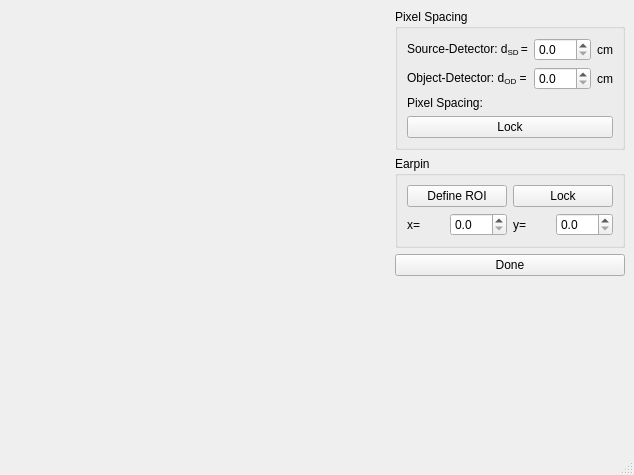
This is Backend/Landmark.ui in jo-mueller/RadiAiDD as Qt 5 draws it before an edit. The edited form follows.
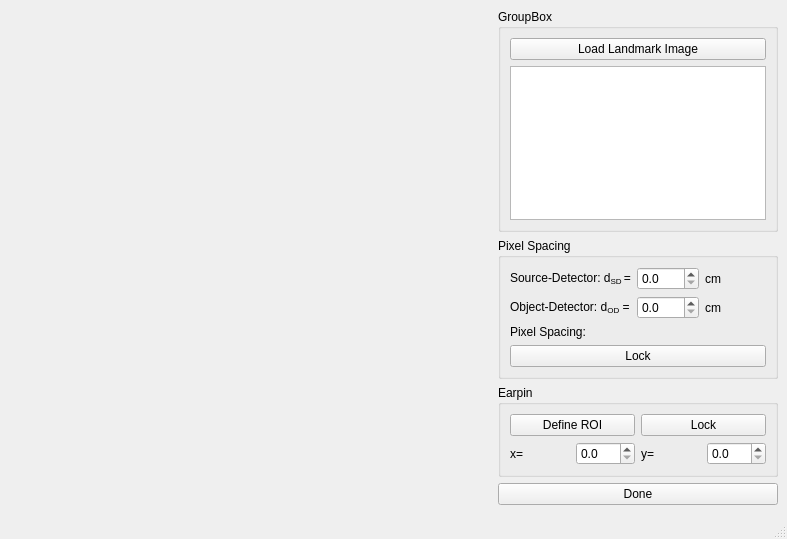
This is the edited form. Custom widgets are drawn as their Qt base class.

Commit message: - Remove cropping for radiography images, removing all functionality that using the field limits variables - Display Isocenter radiography in main window with same displays as landmark radiography - Adjust Crosshair functionality so it's displayed properly (storing list of multiple crosshairs to manage same crosshairs in different canvases easily)

Patch:
```diff
--- a/Backend/Landmark.ui
+++ b/Backend/Landmark.ui
@@ -6,16 +6,16 @@
    <rect>
     <x>0</x>
     <y>0</y>
-    <width>634</width>
-    <height>475</height>
+    <width>787</width>
+    <height>539</height>
    </rect>
   </property>
   <property name="windowTitle">
    <string>Landmark Definition</string>
   </property>
   <widget class="QWidget" name="centralwidget">
-   <layout class="QGridLayout" name="gridLayout">
-    <item row="0" column="0">
+   <layout class="QGridLayout" name="gridLayout_2">
+    <item row="0" column="0" rowspan="2">
      <widget class="matplotlibWidget" name="Display_Landmarks" native="true">
       <property name="sizePolicy">
        <sizepolicy hsizetype="MinimumExpanding" vsizetype="Preferred">
@@ -26,6 +26,31 @@
      </widget>
     </item>
     <item row="0" column="1">
+     <widget class="QGroupBox" name="groupBox_2">
+      <property name="sizePolicy">
+       <sizepolicy hsizetype="Maximum" vsizetype="Preferred">
+        <horstretch>0</horstretch>
+        <verstretch>0</verstretch>
+       </sizepolicy>
+      </property>
+      <property name="title">
+       <string>GroupBox</string>
+      </property>
+      <layout class="QGridLayout" name="gridLayout">
+       <item row="0" column="0">
+        <widget class="QPushButton" name="Button_LoadLandmark">
+         <property name="text">
+          <string>Load Landmark Image</string>
+         </property>
+        </widget>
+       </item>
+       <item row="1" column="0">
+        <widget class="QTextBrowser" name="Text_Filename"/>
+       </item>
+      </layout>
+     </widget>
+    </item>
+    <item row="1" column="1">
      <layout class="QVBoxLayout" name="verticalLayout">
       <item>
        <widget class="QGroupBox" name="groupBox_autodetect">
```
Left out of the diff: 4 changed lines with no effect on the pictures. The commit also changes 12 other files.
